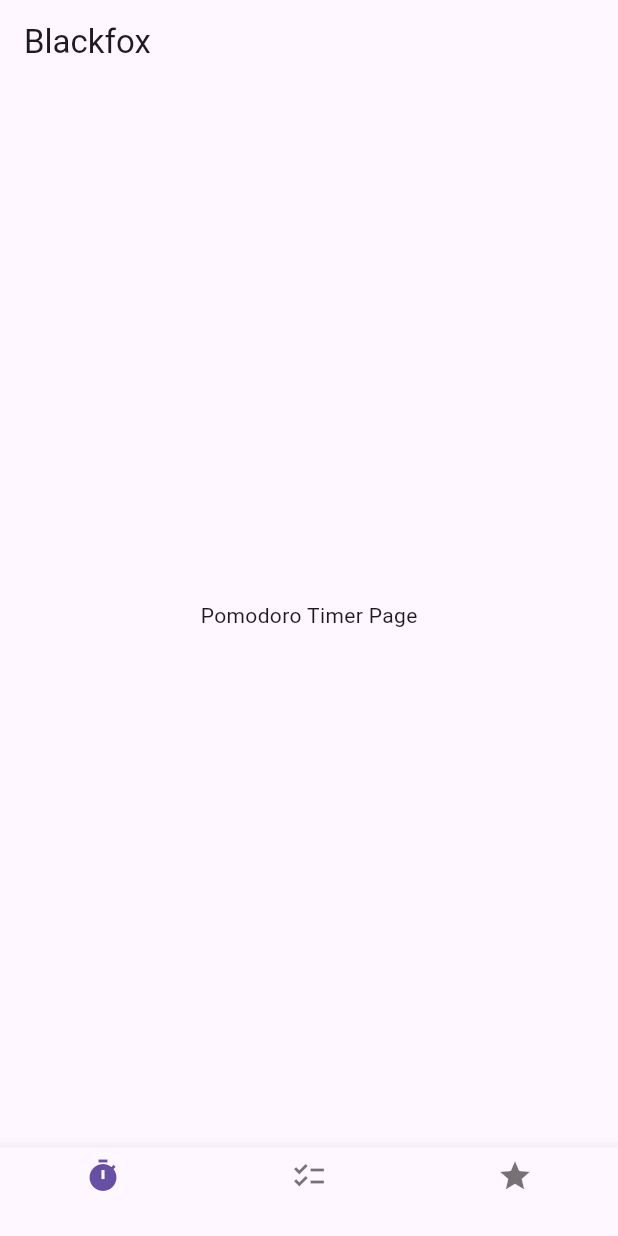
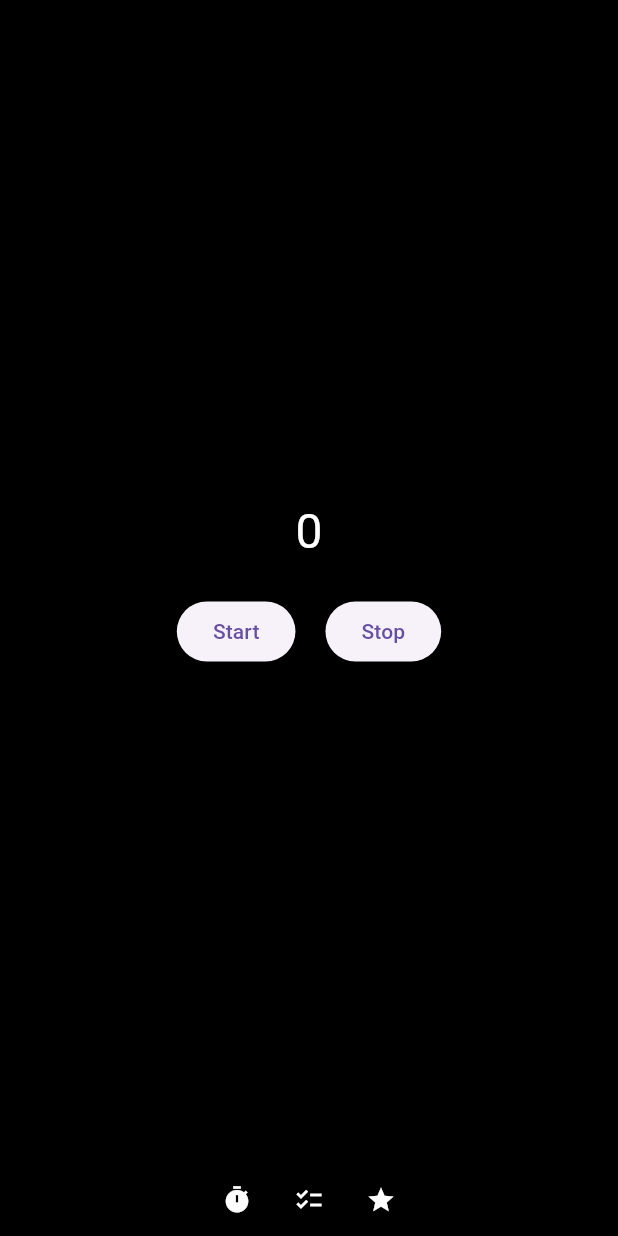
Before and after one commit to rxzheng/blackfox, a Flutter app: the screen it shows after launch, on a phone screen of 412 x 824 dp. Run offline on Flutter 3.47's test engine with Material 3 defaults, Android fonts, the phone set to English and light mode, and no system bars.

Commit message:
added black theme and a timer???

```diff
--- a/blackfox/lib/main.dart
+++ b/blackfox/lib/main.dart
@@ -1,3 +1,5 @@
+import 'dart:async';
+
 import 'package:flutter/material.dart';
 
 void main() {
@@ -8,9 +10,10 @@ class MyApp extends StatelessWidget {
   @override
   Widget build(BuildContext context) {
     return MaterialApp(
-      title: 'Flutter Bottom Nav Example',
+      title: 'Blackfox',
       theme: ThemeData(
-        primarySwatch: Colors.blue,
+        scaffoldBackgroundColor: Colors.black, // Set background color to black
+        primaryColor: Colors.white, // Set primary color to white
         visualDensity: VisualDensity.adaptivePlatformDensity,
       ),
       home: MyHomePage(),
@@ -41,41 +44,95 @@ class _MyHomePageState extends State<MyHomePage> {
   @override
   Widget build(BuildContext context) {
     return Scaffold(
-      appBar: AppBar(
-        title: Text('Blackfox'),
-      ),
       body: IndexedStack(
         index: _selectedIndex,
         children: _widgetOptions,
       ),
-      bottomNavigationBar: BottomNavigationBar(
-        items: const <BottomNavigationBarItem>[
-          BottomNavigationBarItem(
-            icon: Icon(Icons.timer),
-            label: '',
-          ),
-          BottomNavigationBarItem(
-            icon: Icon(Icons.checklist),
-            label: '',
-          ),
-          BottomNavigationBarItem(
-            icon: Icon(Icons.star),
-            label: '',
-          ),
-        ],
-        currentIndex: _selectedIndex,
-        onTap: _onItemTapped,
+      bottomNavigationBar: Container(
+        padding:
+            EdgeInsets.symmetric(horizontal: 1), // Adjust horizontal padding
+        child: Row(
+          mainAxisAlignment:
+              MainAxisAlignment.center, // Adjust spacing between icons
+          children: <Widget>[
+            IconButton(
+              icon: Icon(Icons.timer,
+                  size: 20, color: Colors.white), // Set color to white
+              onPressed: () => _onItemTapped(0),
+            ),
+            IconButton(
+              icon: Icon(Icons.checklist,
+                  size: 20, color: Colors.white), // Set color to white
+              onPressed: () => _onItemTapped(1),
+            ),
+            IconButton(
+              icon: Icon(Icons.star,
+                  size: 20, color: Colors.white), // Set color to white
+              onPressed: () => _onItemTapped(2),
+            ),
+          ],
+        ),
       ),
     );
   }
 }
 
-class PomodoroTimerPage extends StatelessWidget {
+class PomodoroTimerPage extends StatefulWidget {
+  @override
+  _PomodoroTimerPageState createState() => _PomodoroTimerPageState();
+}
+
+class _PomodoroTimerPageState extends State<PomodoroTimerPage> {
+  int _seconds = 0;
+  Timer? _timer;
+  bool _isRunning = false;
+
   @override
   Widget build(BuildContext context) {
     return Center(
-      child: Text('Pomodoro Timer Page'),
+      child: Column(
+        mainAxisAlignment: MainAxisAlignment.center,
+        children: [
+          Text(
+            '$_seconds',
+            style: TextStyle(color: Colors.white, fontSize: 32),
+          ),
+          SizedBox(height: 20),
+          Row(
+            mainAxisAlignment: MainAxisAlignment.center,
+            children: [
+              ElevatedButton(
+                onPressed: _isRunning ? null : _startTimer,
+                child: Text('Start'),
+              ),
+              SizedBox(width: 20),
+              ElevatedButton(
+                onPressed: _stopTimer,
+                child: Text('Stop'),
+              ),
+            ],
+          ),
+        ],
+      ),
     );
+  }
+
+  void _startTimer() {
+    _timer = Timer.periodic(Duration(seconds: 1), (timer) {
+      setState(() {
+        _seconds++;
+      });
+    });
+    setState(() {
+      _isRunning = true;
+    });
+  }
+
+  void _stopTimer() {
+    _timer?.cancel();
+    setState(() {
+      _isRunning = false;
+    });
   }
 }
 
@@ -83,7 +140,8 @@ class TodoListPage extends StatelessWidget {
   @override
   Widget build(BuildContext context) {
     return Center(
-      child: Text('Todo List Page'),
+      child: Text('Todo List Page',
+          style: TextStyle(color: Colors.white)), // Set text color to white
     );
   }
 }
@@ -92,7 +150,8 @@ class HabitTrackerPage extends StatelessWidget {
   @override
   Widget build(BuildContext context) {
     return Center(
-      child: Text('Habit Tracker Page'),
+      child: Text('Habit Tracker Page',
+          style: TextStyle(color: Colors.white)), // Set text color to white
     );
   }
 }
```
